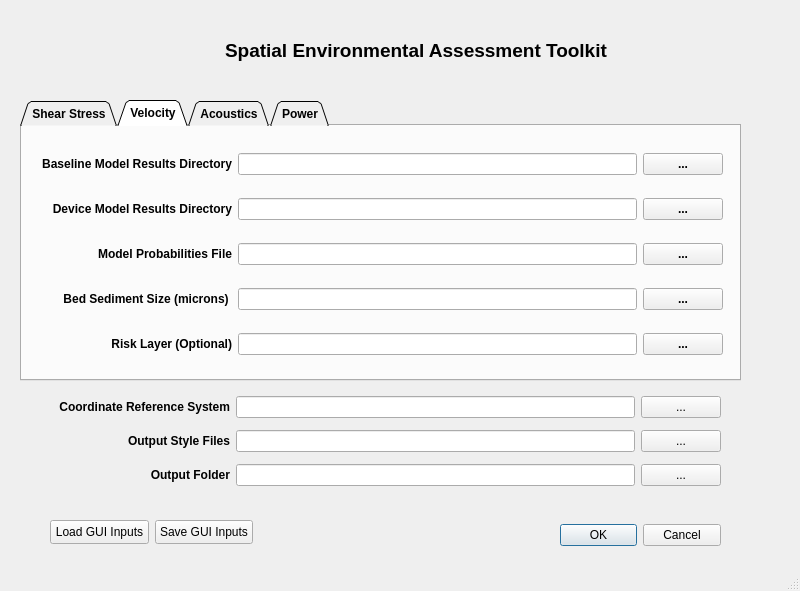
This is seat/stressor_receptor_calc_dialog_base.ui in sandialabs/seat-qgis-plugin as Qt 5 draws it before an edit. The edited form follows.
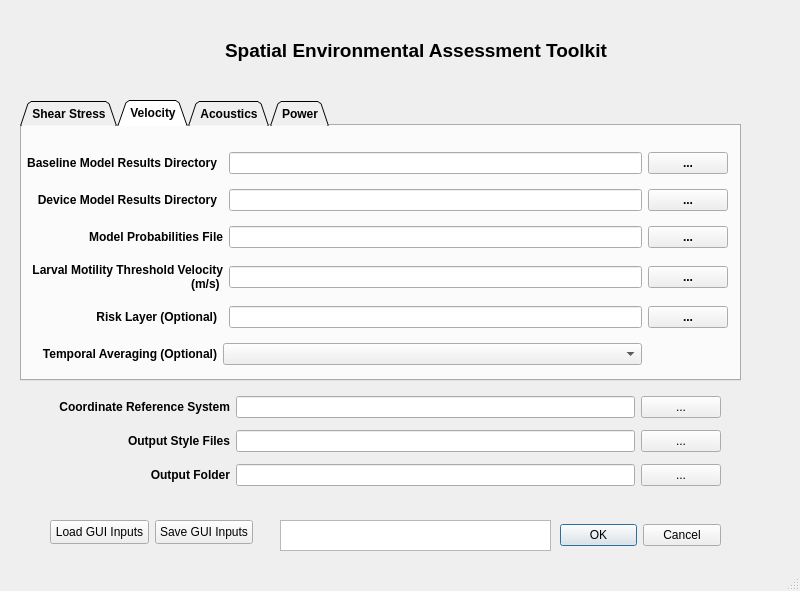
This is the edited form. The open tabs and pages were chosen to show the change. Icons and pictures are not drawn.

Commit message: updated GUI and stressor_receptor_calc

What changed in the file:
```diff
--- a/seat/stressor_receptor_calc_dialog_base.ui
+++ b/seat/stressor_receptor_calc_dialog_base.ui
@@ -305,16 +305,16 @@
     <attribute name="title">
      <string>Velocity</string>
     </attribute>
-    <widget class="QWidget" name="layoutWidget_6">
+    <widget class="QWidget" name="">
      <property name="geometry">
       <rect>
-       <x>10</x>
-       <y>10</y>
-       <width>691</width>
-       <height>241</height>
+       <x>5</x>
+       <y>17</y>
+       <width>701</width>
+       <height>231</height>
       </rect>
      </property>
-     <layout class="QGridLayout" name="gridLayout_6" columnstretch="2,4,0">
+     <layout class="QGridLayout" name="gridLayout_3">
       <item row="0" column="0">
        <widget class="QLabel" name="label_25">
         <property name="toolTip">
@@ -325,10 +325,10 @@
         </property>
        </widget>
       </item>
-      <item row="0" column="1">
+      <item row="0" column="2">
        <widget class="QLineEdit" name="velocity_device_not_present"/>
       </item>
-      <item row="0" column="2">
+      <item row="0" column="3">
        <widget class="QPushButton" name="velocity_no_device_pushButton">
         <property name="text">
          <string>...</string>
@@ -345,17 +345,17 @@
         </property>
        </widget>
       </item>
-      <item row="1" column="1">
+      <item row="1" column="2">
        <widget class="QLineEdit" name="velocity_device_present"/>
       </item>
-      <item row="1" column="2">
+      <item row="1" column="3">
        <widget class="QPushButton" name="velocity_device_pushButton">
         <property name="text">
          <string>...</string>
         </property>
        </widget>
       </item>
-      <item row="2" column="0">
+      <item row="2" column="0" colspan="2">
        <widget class="QLabel" name="label_27">
         <property name="toolTip">
          <string>&lt;html&gt;&lt;head/&gt;&lt;body&gt;&lt;p&gt;CSV file of model runs and associated probabilities.&lt;/p&gt;&lt;/body&gt;&lt;/html&gt;</string>
@@ -368,33 +368,33 @@
         </property>
        </widget>
       </item>
-      <item row="2" column="1">
+      <item row="2" column="2">
        <widget class="QLineEdit" name="velocity_probabilities_file"/>
       </item>
-      <item row="2" column="2">
+      <item row="2" column="3">
        <widget class="QPushButton" name="velocity_probabilities_pushButton">
         <property name="text">
          <string>...</string>
         </property>
        </widget>
       </item>
-      <item row="3" column="0">
+      <item row="3" column="0" colspan="2">
        <widget class="QLabel" name="label_28">
         <property name="toolTip">
          <string>&lt;html&gt;&lt;head/&gt;&lt;body&gt;&lt;p&gt;Receptor File (GeoTiff Raster or CSV file)&lt;/p&gt;&lt;p&gt;Shear Stress =&amp;gt; Grain Size Receptor&lt;/p&gt;&lt;/body&gt;&lt;/html&gt;</string>
         </property>
         <property name="text">
-         <string>&lt;html&gt;&lt;head/&gt;&lt;body&gt;&lt;p align=&quot;right&quot;&gt;&lt;span style=&quot; font-weight:600;&quot;&gt;Bed Sediment Size (microns) &lt;/span&gt;&lt;/p&gt;&lt;/body&gt;&lt;/html&gt;</string>
+         <string>&lt;html&gt;&lt;head/&gt;&lt;body&gt;&lt;p align=&quot;right&quot;&gt;&lt;span style=&quot; font-weight:600;&quot;&gt;Larval Motility Threshold Velocity (m/s) &lt;/span&gt;&lt;/p&gt;&lt;/body&gt;&lt;/html&gt;</string>
         </property>
         <property name="wordWrap">
          <bool>true</bool>
         </property>
        </widget>
       </item>
-      <item row="3" column="1">
+      <item row="3" column="2">
        <widget class="QLineEdit" name="velocity_receptor_file"/>
       </item>
-      <item row="3" column="2">
+      <item row="3" column="3">
        <widget class="QPushButton" name="velocity_receptor_button">
         <property name="text">
          <string>...</string>
@@ -411,16 +411,29 @@
         </property>
        </widget>
       </item>
-      <item row="4" column="1">
+      <item row="4" column="2">
        <widget class="QLineEdit" name="velocity_sc_file"/>
       </item>
-      <item row="4" column="2">
+      <item row="4" column="3">
        <widget class="QPushButton" name="velocity_secondary_constraint_pushButton">
         <property name="text">
          <string>...</string>
         </property>
        </widget>
       </item>
+      <item row="5" column="0">
+       <widget class="QLabel" name="label_7">
+        <property name="toolTip">
+         <string>&lt;html&gt;&lt;head/&gt;&lt;body&gt;&lt;p&gt;Secondary constraint (optional).&lt;/p&gt;&lt;/body&gt;&lt;/html&gt;</string>
+        </property>
+        <property name="text">
+         <string>&lt;html&gt;&lt;head/&gt;&lt;body&gt;&lt;p align=&quot;right&quot;&gt;&lt;span style=&quot; font-weight:600;&quot;&gt; Temporal Averaging (Optional)&lt;/span&gt;&lt;/p&gt;&lt;/body&gt;&lt;/html&gt;</string>
+        </property>
+       </widget>
+      </item>
+      <item row="5" column="1" colspan="2">
+       <widget class="QComboBox" name="velocity_averaging_combobox"/>
+      </item>
      </layout>
     </widget>
    </widget>
@@ -710,6 +723,16 @@
     </item>
    </layout>
   </widget>
+  <widget class="QTextBrowser" name="status_bar">
+   <property name="geometry">
+    <rect>
+     <x>280</x>
+     <y>520</y>
+     <width>271</width>
+     <height>31</height>
+    </rect>
+   </property>
+  </widget>
  </widget>
  <tabstops>
   <tabstop>load_input</tabstop>
```
Left out of the diff: 89 changed lines with no effect on the pictures. The commit also changes 1 other file.
